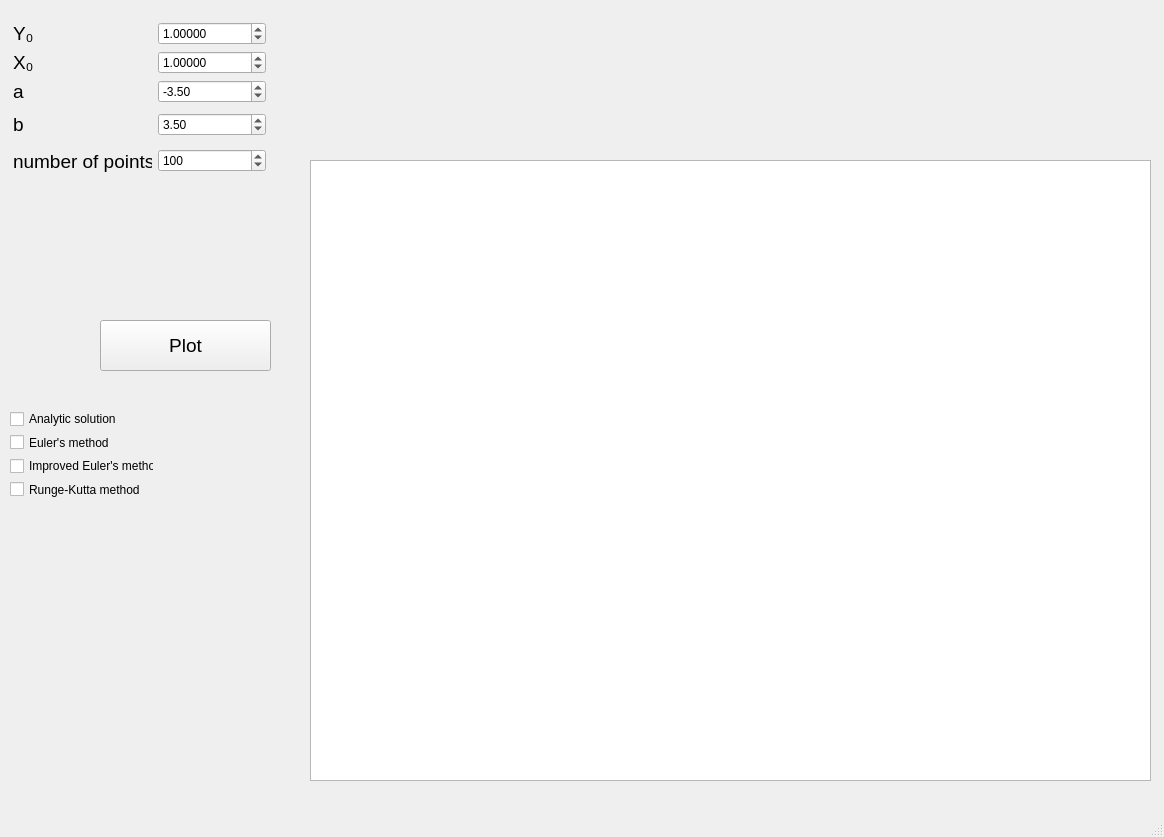
nikitosing/de_solver, file main_window.ui: the form before one commit.
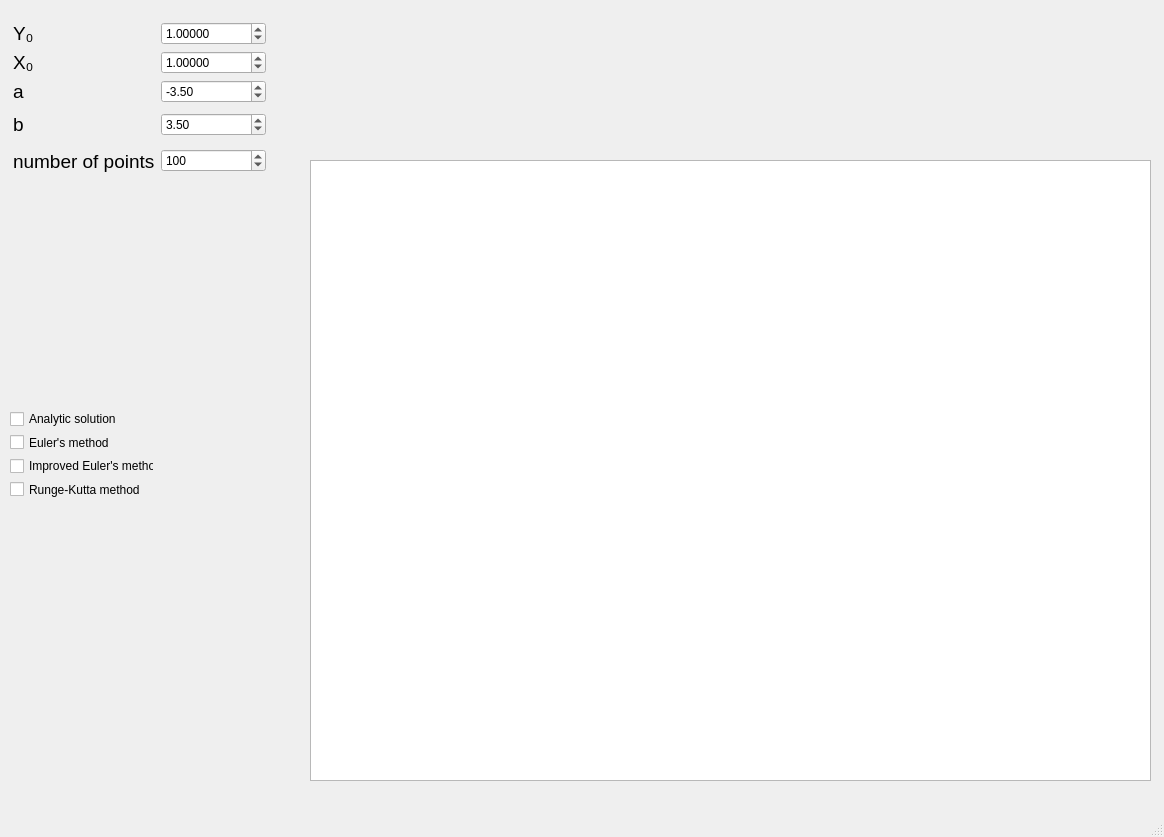
The form after the commit. Custom widgets are drawn as their Qt base class.

```diff
--- a/main_window.ui
+++ b/main_window.ui
@@ -2,6 +2,9 @@
 <ui version="4.0">
  <class>MainWindow</class>
  <widget class="QMainWindow" name="MainWindow">
+  <property name="enabled">
+   <bool>true</bool>
+  </property>
   <property name="geometry">
    <rect>
     <x>0</x>
@@ -10,6 +13,24 @@
     <height>837</height>
    </rect>
   </property>
+  <property name="sizePolicy">
+   <sizepolicy hsizetype="Fixed" vsizetype="Fixed">
+    <horstretch>0</horstretch>
+    <verstretch>0</verstretch>
+   </sizepolicy>
+  </property>
+  <property name="minimumSize">
+   <size>
+    <width>1164</width>
+    <height>837</height>
+   </size>
+  </property>
+  <property name="maximumSize">
+   <size>
+    <width>1164</width>
+    <height>837</height>
+   </size>
+  </property>
   <property name="windowTitle">
    <string>MainWindow</string>
   </property>
@@ -24,25 +45,7 @@
      </rect>
     </property>
    </widget>
-   <widget class="QPushButton" name="plotButton">
-    <property name="geometry">
-     <rect>
-      <x>100</x>
-      <y>320</y>
-      <width>171</width>
-      <height>51</height>
-     </rect>
-    </property>
-    <property name="font">
-     <font>
-      <pointsize>14</pointsize>
-     </font>
-    </property>
-    <property name="text">
-     <string>Plot</string>
-    </property>
-   </widget>
-   <widget class="QWidget" name="">
+   <widget class="QWidget" name="layoutWidget">
     <property name="geometry">
      <rect>
       <x>10</x>
@@ -82,7 +85,7 @@
      </item>
     </layout>
    </widget>
-   <widget class="QWidget" name="">
+   <widget class="QWidget" name="layoutWidget">
     <property name="geometry">
      <rect>
       <x>13</x>
@@ -110,7 +113,10 @@
         <number>5</number>
        </property>
        <property name="minimum">
-        <double>-1000000.000000000000000</double>
+        <double>-100.000000000000000</double>
+       </property>
+       <property name="maximum">
+        <double>100.000000000000000</double>
        </property>
        <property name="singleStep">
         <double>0.000010000000000</double>
@@ -138,10 +144,10 @@
         <number>5</number>
        </property>
        <property name="minimum">
-        <double>-1000000.000000000000000</double>
+        <double>-709.000000000000000</double>
        </property>
        <property name="maximum">
-        <double>1000000.000000000000000</double>
+        <double>709.000000000000000</double>
        </property>
        <property name="singleStep">
         <double>0.000010000000000</double>
@@ -154,10 +160,10 @@
      <item row="2" column="1">
       <widget class="QDoubleSpinBox" name="a_input">
        <property name="minimum">
-        <double>-1000.000000000000000</double>
+        <double>-709.000000000000000</double>
        </property>
        <property name="maximum">
-        <double>999.000000000000000</double>
+        <double>708.000000000000000</double>
        </property>
        <property name="singleStep">
         <double>0.100000000000000</double>
@@ -170,10 +176,10 @@
      <item row="3" column="1" rowspan="2">
       <widget class="QDoubleSpinBox" name="b_input">
        <property name="minimum">
-        <double>-999.000000000000000</double>
+        <double>-708.000000000000000</double>
        </property>
        <property name="maximum">
-        <double>1000.000000000000000</double>
+        <double>709.000000000000000</double>
        </property>
        <property name="singleStep">
         <double>0.100000000000000</double>
@@ -185,6 +191,9 @@
      </item>
      <item row="5" column="1" rowspan="2">
       <widget class="QSpinBox" name="pts_number_input">
+       <property name="minimum">
+        <number>1</number>
+       </property>
        <property name="maximum">
         <number>100000</number>
        </property>
```
Left out of the diff: 2 changed lines with no effect on the pictures.
